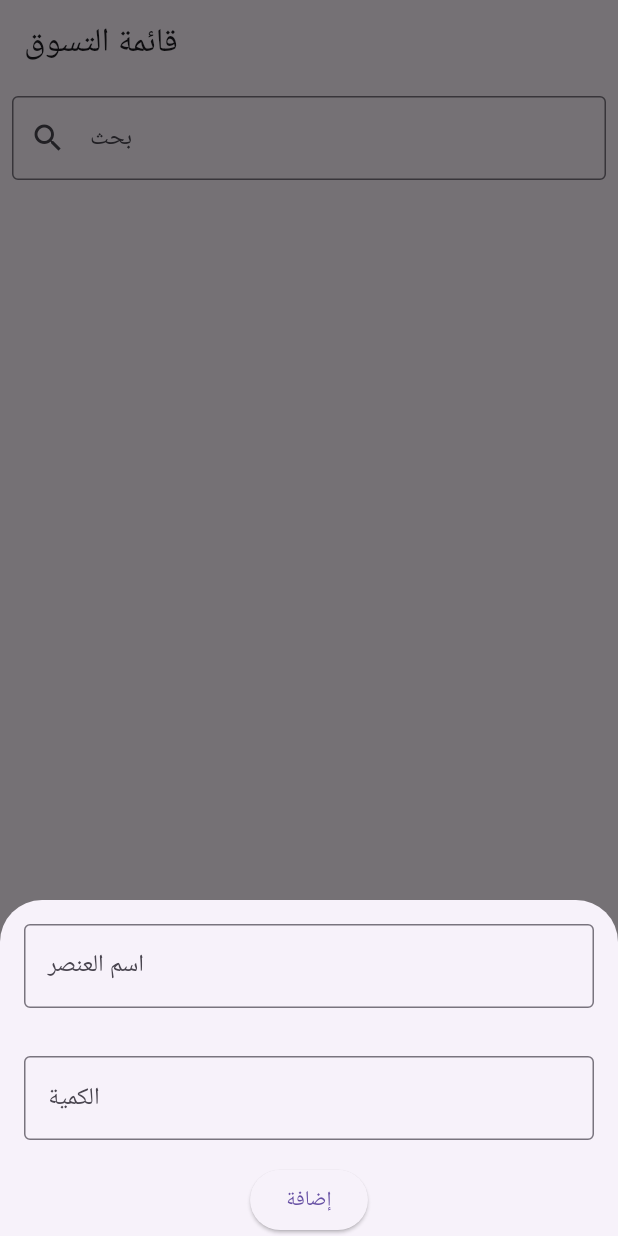
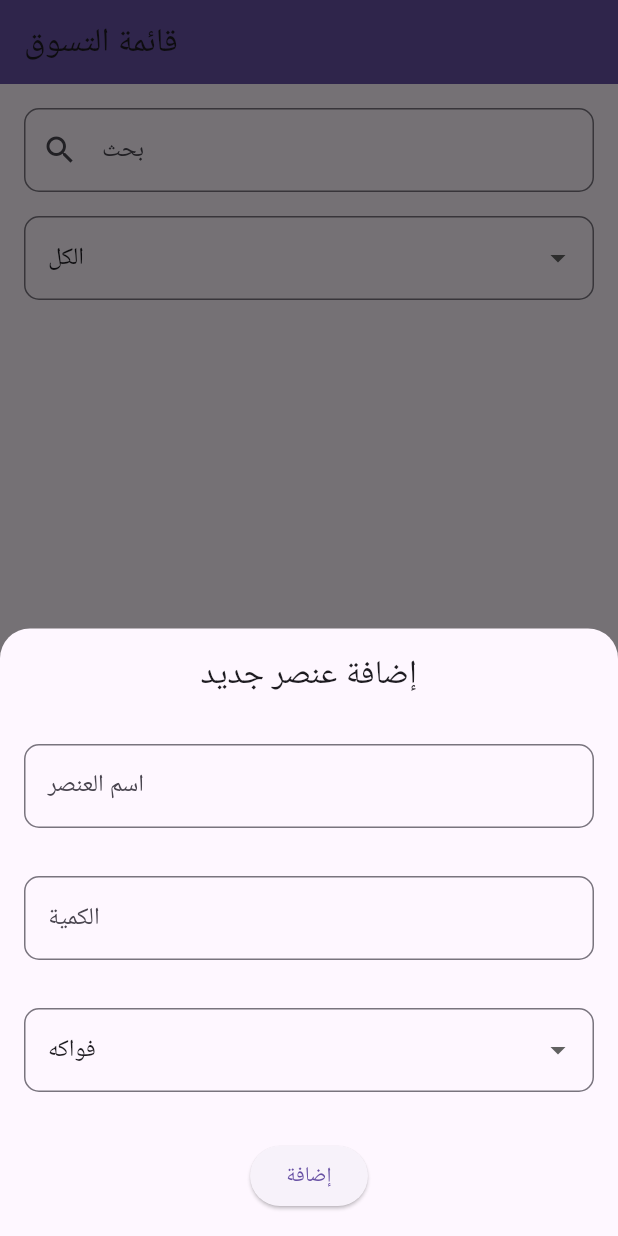
Before and after one commit to mohamed-emad-c4/shopping_list, a Flutter app: the screen it shows after launch, after a tap on the "add" icon, on a phone screen of 412 x 824 dp. Run offline on Flutter 3.47's test engine with Material 3 defaults, Android fonts, the phone set to English and light mode, and no system bars; our stand-ins replace hive, hive_flutter; accounts and stored records are empty.

Commit message:
add category

```diff
--- a/lib/main.dart
+++ b/lib/main.dart
@@ -30,10 +30,22 @@ class MyApp extends StatelessWidget {
       theme: ThemeData(
         primarySwatch: Colors.blue,
         brightness: Brightness.light,
+        cardTheme: CardTheme(
+          elevation: 2,
+          shape: RoundedRectangleBorder(
+            borderRadius: BorderRadius.circular(10),
+          ),
+        ),
       ),
       darkTheme: ThemeData(
         primarySwatch: Colors.blue,
         brightness: Brightness.dark,
+        cardTheme: CardTheme(
+          elevation: 2,
+          shape: RoundedRectangleBorder(
+            borderRadius: BorderRadius.circular(10),
+          ),
+        ),
       ),
       themeMode: ThemeMode.system,
       home: const HomeScreen(),
--- a/lib/models/shopping_item.dart
+++ b/lib/models/shopping_item.dart
@@ -1,6 +1,6 @@
 import 'package:hive/hive.dart';
 
-part 'shopping_item.g.dart'; // سيتم إنشاء هذا الملف تلقائيًا
+part 'shopping_item.g.dart';
 
 @HiveType(typeId: 0)
 class ShoppingItem {
@@ -16,10 +16,14 @@ class ShoppingItem {
   @HiveField(3)
   bool isPurchased;
 
+  @HiveField(4)
+  final String category; // إضافة حقل الفئة
+
   ShoppingItem({
     required this.id,
     required this.name,
     this.quantity = 1,
     this.isPurchased = false,
+    required this.category, // إضافة الفئة كحقل مطلوب
   });
 }
--- a/lib/providers/shopping_list_provider.dart
+++ b/lib/providers/shopping_list_provider.dart
@@ -9,11 +9,12 @@ class ShoppingListProvider with ChangeNotifier {
     return _shoppingBox.values.toList();
   }
 
-  void addItem(String name, int quantity) {
+  void addItem(String name, int quantity, String category) {
     final item = ShoppingItem(
       id: DateTime.now().toString(),
       name: name,
       quantity: quantity,
+      category: category, // إضافة الفئة
     );
     _shoppingBox.put(item.id, item);
     notifyListeners();
@@ -32,40 +33,16 @@ class ShoppingListProvider with ChangeNotifier {
     _shoppingBox.delete(id);
     notifyListeners();
   }
-List<ShoppingItem> searchItems(String query) {
-  final results = _shoppingBox.values
-      .where((item) => item.name.toLowerCase().contains(query.toLowerCase()))
-      .toList();
-  print('نتائج البحث: $results'); // طباعة النتائج للتأكد من صحتها
-  return results;
-}
-List<ShoppingItem> sortItems(bool sortByPurchased) {
-  return _shoppingBox.values.toList()
-    ..sort((a, b) {
-      if (sortByPurchased) {
-        return a.isPurchased == b.isPurchased ? 0 : a.isPurchased ? 1 : -1;
-      } else {
-        return a.isPurchased == b.isPurchased ? 0 : b.isPurchased ? 1 : -1;
-      }
-    });
-}
-List<ShoppingItem> displayItems(String query) {
-  final allItems = _shoppingBox.values.toList();
 
-  if (query.isEmpty) {
-    return allItems; // إذا كان البحث فارغًا، نعرض جميع العناصر
+  List<ShoppingItem> searchItems(String query) {
+    return _shoppingBox.values
+        .where((item) => item.name.toLowerCase().contains(query.toLowerCase()))
+        .toList();
   }
 
-  // فصل العناصر التي تطابق البحث عن العناصر الأخرى
-  final matchedItems = allItems
-      .where((item) => item.name.toLowerCase().contains(query.toLowerCase()))
-      .toList();
-
-  final unmatchedItems = allItems
-      .where((item) => !item.name.toLowerCase().contains(query.toLowerCase()))
-      .toList();
-
-  // دمج العناصر التي تطابق البحث أولًا، ثم العناصر الأخرى
-  return [...matchedItems, ...unmatchedItems];
+  List<ShoppingItem> getItemsByCategory(String category) {
+    return _shoppingBox.values
+        .where((item) => item.category == category)
+        .toList();
+  }
 }
-}
--- a/lib/screens/home_screen.dart
+++ b/lib/screens/home_screen.dart
@@ -12,40 +12,82 @@ class HomeScreen extends StatefulWidget {
 
 class _HomeScreenState extends State<HomeScreen> {
   String _searchQuery = '';
+  String _selectedCategory = 'الكل';
+
+  final List<String> categories = [
+    'الكل',
+    'فواكه',
+    'خضروات',
+    'مشروبات',
+    'لحوم',
+    'أخرى',
+  ];
 
   @override
   Widget build(BuildContext context) {
     final shoppingListProvider = Provider.of<ShoppingListProvider>(context);
 
-    // استخدام displayItems لعرض العناصر
-    final items = shoppingListProvider.displayItems(_searchQuery);
+    final items = _searchQuery.isEmpty
+        ? shoppingListProvider.items
+        : shoppingListProvider.searchItems(_searchQuery);
+
+    final filteredItems = _selectedCategory == 'الكل'
+        ? items
+        : items.where((item) => item.category == _selectedCategory).toList();
 
     return Scaffold(
       appBar: AppBar(
         title: const Text('قائمة التسوق'),
+        backgroundColor: Theme.of(context).primaryColor,
+        elevation: 0,
       ),
       body: Column(
         children: [
           Padding(
-            padding: const EdgeInsets.all(8.0),
+            padding: const EdgeInsets.all(16.0),
             child: TextField(
-              decoration: const InputDecoration(
+              decoration: InputDecoration(
                 labelText: 'بحث',
-                prefixIcon: Icon(Icons.search),
-                border: OutlineInputBorder(),
+                prefixIcon: const Icon(Icons.search),
+                border: OutlineInputBorder(
+                  borderRadius: BorderRadius.circular(10),
+                ),
               ),
               onChanged: (value) {
                 setState(() {
-                  _searchQuery = value; // تحديث نص البحث
+                  _searchQuery = value;
+                });
+              },
+            ),
+          ),
+          Padding(
+            padding: const EdgeInsets.symmetric(horizontal: 16.0),
+            child: DropdownButtonFormField<String>(
+              value: _selectedCategory,
+              decoration: InputDecoration(
+                border: OutlineInputBorder(
+                  borderRadius: BorderRadius.circular(10),
+                ),
+              ),
+              items: categories.map((String category) {
+                return DropdownMenuItem<String>(
+                  value: category,
+                  child: Text(category),
+                );
+              }).toList(),
+              onChanged: (value) {
+                setState(() {
+                  _selectedCategory = value!;
                 });
               },
             ),
           ),
           Expanded(
             child: ListView.builder(
-              itemCount: items.length,
+              padding: const EdgeInsets.all(16.0),
+              itemCount: filteredItems.length,
               itemBuilder: (ctx, index) {
-                final item = items[index];
+                final item = filteredItems[index];
                 return ShoppingItemCard(item: item);
               },
             ),
@@ -57,6 +99,7 @@ class _HomeScreenState extends State<HomeScreen> {
           _showAddItemBottomSheet(context);
         },
         child: const Icon(Icons.add),
+        backgroundColor: Theme.of(context).primaryColor,
       ),
     );
   }
@@ -64,12 +107,21 @@ class _HomeScreenState extends State<HomeScreen> {
   void _showAddItemBottomSheet(BuildContext context) {
     final nameController = TextEditingController();
     final quantityController = TextEditingController();
+    String selectedCategory = 'فواكه';
 
     showModalBottomSheet(
       context: context,
       isScrollControlled: true,
+      backgroundColor: Colors.transparent,
       builder: (ctx) {
-        return Padding(
+        return Container(
+          decoration: BoxDecoration(
+            color: Theme.of(context).cardColor,
+            borderRadius: const BorderRadius.only(
+              topLeft: Radius.circular(20),
+              topRight: Radius.circular(20),
+            ),
+          ),
           padding: EdgeInsets.only(
             bottom: MediaQuery.of(ctx).viewInsets.bottom,
           ),
@@ -78,11 +130,20 @@ class _HomeScreenState extends State<HomeScreen> {
             children: [
               Padding(
                 padding: const EdgeInsets.all(16.0),
+                child: Text(
+                  'إضافة عنصر جديد',
+                  style: Theme.of(context).textTheme.titleLarge,
+                ),
+              ),
+              Padding(
+                padding: const EdgeInsets.all(16.0),
                 child: TextField(
                   controller: nameController,
-                  decoration: const InputDecoration(
+                  decoration: InputDecoration(
                     labelText: 'اسم العنصر',
-                    border: OutlineInputBorder(),
+                    border: OutlineInputBorder(
+                      borderRadius: BorderRadius.circular(10),
+                    ),
                   ),
                 ),
               ),
@@ -90,29 +151,59 @@ class _HomeScreenState extends State<HomeScreen> {
                 padding: const EdgeInsets.all(16.0),
                 child: TextField(
                   controller: quantityController,
-                  decoration: const InputDecoration(
+                  decoration: InputDecoration(
                     labelText: 'الكمية',
-                    border: OutlineInputBorder(),
+                    border: OutlineInputBorder(
+                      borderRadius: BorderRadius.circular(10),
+                    ),
                   ),
                   keyboardType: TextInputType.number,
                 ),
               ),
-              ElevatedButton(
+              Padding(
+                padding: const EdgeInsets.all(16.0),
+                child: DropdownButtonFormField<String>(
+                  value: selectedCategory,
+                  decoration: InputDecoration(
+                    border: OutlineInputBorder(
+                      borderRadius: BorderRadius.circular(10),
+                    ),
+                  ),
+                  items: categories
+                      .where((category) => category != 'الكل')
+                      .map((String category) {
+                    return DropdownMenuItem<String>(
+                      value: category,
+                      child: Text(category),
+                    );
+                  }).toList(),
+                  onChanged: (value) {
+                    setState(() {
+                      selectedCategory = value!;
+                    });
+                  },
+                ),
+              ),
+              Padding(
+                padding: const EdgeInsets.all(16.0),
+                child: ElevatedButton(
                   onPressed: () {
                     final name = nameController.text;
                     final quantity = int.tryParse(quantityController.text) ?? 1;
                     if (name.isNotEmpty) {
                       Provider.of<ShoppingListProvider>(context, listen: false)
-                        .addItem(name, quantity);
+                          .addItem(name, quantity, selectedCategory);
                       Navigator.of(ctx).pop();
                       ScaffoldMessenger.of(context).showSnackBar(
-                      const SnackBar(
-                        content: Text('تمت إضافة العنصر بنجاح!'),
+                        SnackBar(
+                          content: const Text('تمت إضافة العنصر بنجاح!'),
+                          backgroundColor: Theme.of(context).primaryColor,
                         ),
                       );
                     }
                   },
                   child: const Text('إضافة'),
+                ),
               ),
             ],
           ),
```
Also changed, not shown: lib/widgets/shopping_item_card.dart (+14 -5 lines), lib/models/shopping_item.g.dart. Lines whose indentation alone changed are shown as unchanged.
